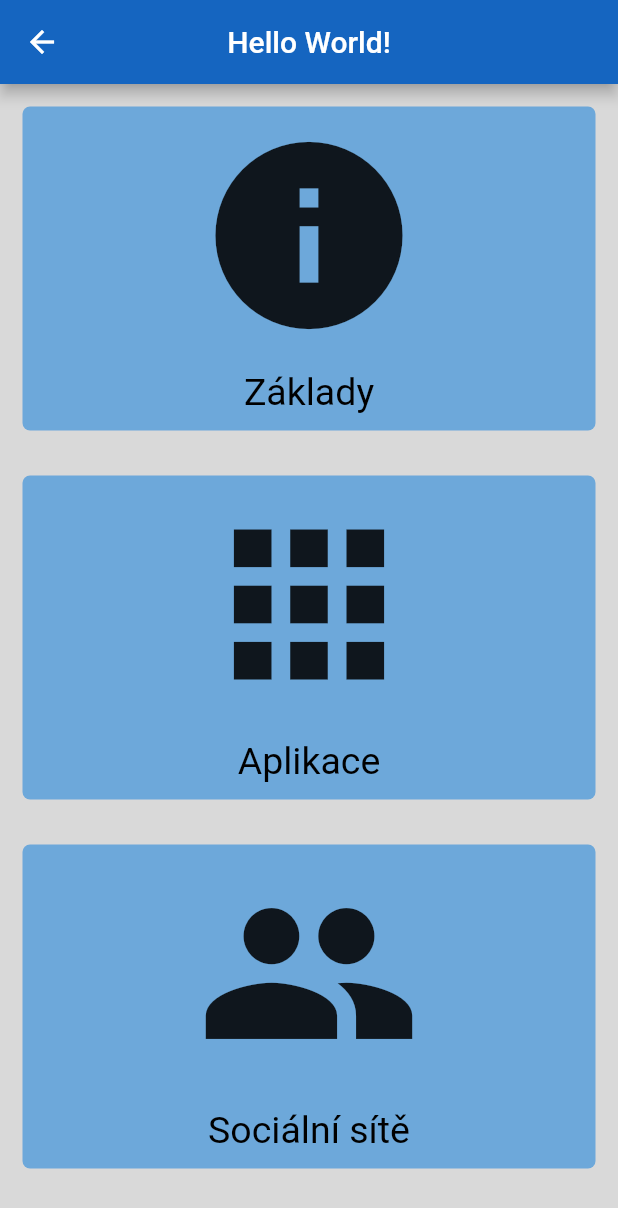
After one commit to Vervit-cz/Vervit_Application, a Flutter app: the AndroidPhonePage screen opened by its route, on a phone screen of 412 x 824 dp. The commit adds this screen. Shown: the top 1208 px of the screen. Run offline on Flutter 3.47's test engine with Material 2 defaults, Android fonts, the phone set to English and light mode, and no system bars.

Commit message:
modified home page and continued tree of learning options, added a constants file with color palette

```diff
--- a/vervit_app/lib/components/reusable_card.dart
+++ b/vervit_app/lib/components/reusable_card.dart
@@ -14,8 +14,8 @@ class ReusableCard extends StatelessWidget {
         child: cardChild,
         margin: EdgeInsets.all(15.0),
         decoration: BoxDecoration(
-          borderRadius: BorderRadius.circular(10.0),
           color: color,
+          borderRadius: BorderRadius.circular(5.0),
         ),
       ),
     );
--- /dev/null
+++ b/vervit_app/lib/constants.dart
@@ -0,0 +1,7 @@
+//TODO add constants for colors and textstyles
+//color palette
+import 'package:flutter/material.dart';
+const kColorTeal =  Color(0xFF53af9e);
+const kColorLightBlue = Color(0xFF6DA8DA);
+const kColorGray = Color(0xFFD9D9D9);
+const kColorBlue = Color(0xFF27CDF1);
--- /dev/null
+++ b/vervit_app/lib/pages/home/android_phone_page.dart
@@ -0,0 +1,70 @@
+import 'package:flutter/material.dart';
+import 'package:vervit_app/components/reusable_card.dart';
+import 'package:vervit_app/components/iconCard_content.dart';
+import 'package:vervit_app/constants.dart';
+class AndroidPhonePage extends StatefulWidget {
+  @override
+  _AndroidPhonePageState createState() => _AndroidPhonePageState();
+}
+
+class _AndroidPhonePageState extends State<AndroidPhonePage> {
+  @override
+  Widget build(BuildContext context) {
+    return Scaffold(
+      appBar: AppBar(
+        backgroundColor: Colors.blue[800],
+        title: Text('Hello World!'),
+        centerTitle: true,
+      ),
+      body: Center(
+        child: Column(
+          crossAxisAlignment: CrossAxisAlignment.stretch,
+          children: [
+            Expanded(
+              child: ReusableCard(
+                color: kColorLightBlue,
+                onPress: () {
+                  Navigator.pushNamed(context, '/androidBasics');
+                },
+                cardChild:
+                IconCardContent(
+                  text: 'Základy',
+                  icon: Icons.info,
+                ),
+              ),
+            ),
+            Expanded(
+              child: ReusableCard(
+                color: kColorLightBlue,
+                onPress: () {
+                  Navigator.pushNamed(context, '/androidApps');
+                },
+                cardChild:
+                IconCardContent(
+                  text: 'Aplikace',
+                  icon: Icons.apps,
+                ),
+              ),
+            ),
+            Expanded(
+              child: ReusableCard(
+                color: kColorLightBlue,
+                onPress: () {
+                  Navigator.pushNamed(context, '/androidSocial');
+                },
+                cardChild:
+                IconCardContent(
+                  text: 'Sociální sítě',
+                  icon: Icons.people,
+                ),
+              ),
+            ),
+            SizedBox(
+              height: 30.0,
+            ),
+          ],
+        ),
+      ),
+    );
+  }
+}
--- a/vervit_app/lib/pages/splash_screen.dart
+++ b/vervit_app/lib/pages/splash_screen.dart
@@ -1,6 +1,7 @@
 import 'dart:async';
 import 'package:flutter/material.dart';
 import 'package:vervit_app/main.dart';
+import 'package:vervit_app/constants.dart';
 
 class Splash extends StatefulWidget {
   @override
@@ -8,7 +9,7 @@ class Splash extends StatefulWidget {
 }
 
 class _SplashState extends State<Splash> {
-  final splashDelay = 3;
+  final splashDelay = 5;
   @override
   void initState() {
     super.initState();
@@ -21,7 +22,7 @@ class _SplashState extends State<Splash> {
   @override
   Widget build(BuildContext context) {
     return Scaffold(
-      backgroundColor: Color(0xFF53af9e),
+      backgroundColor: kColorTeal,
       body: SafeArea(
         child: Center(
           child: Container(
```
Also changed, not shown: vervit_app/lib/main.dart (+27 -1 lines), vervit_app/lib/pages/home/android_phone_apps.dart (added, +24 -0 lines), vervit_app/lib/pages/home/android_phone_basics.dart (added, +24 -0 lines), vervit_app/lib/pages/home/android_phone_social.dart (added, +24 -0 lines), vervit_app/lib/pages/home/computer_basics_page.dart (added, +24 -0 lines), vervit_app/lib/pages/home/computer_page.dart (+9 -8 lines), vervit_app/lib/pages/home/internet_page.dart (added, +54 -0 lines), vervit_app/lib/pages/home/iphone_apps.dart (added, +24 -0 lines), vervit_app/lib/pages/home/iphone_basics.dart (added, +24 -0 lines), vervit_app/lib/pages/home/iphone_page.dart (added, +71 -0 lines), vervit_app/lib/pages/home/iphone_social.dart (added, +24 -0 lines), vervit_app/lib/pages/home/phone_page.dart (+25 -12 lines), vervit_app/lib/pages/home_page.dart (+7 -6 lines), 10 other files.
